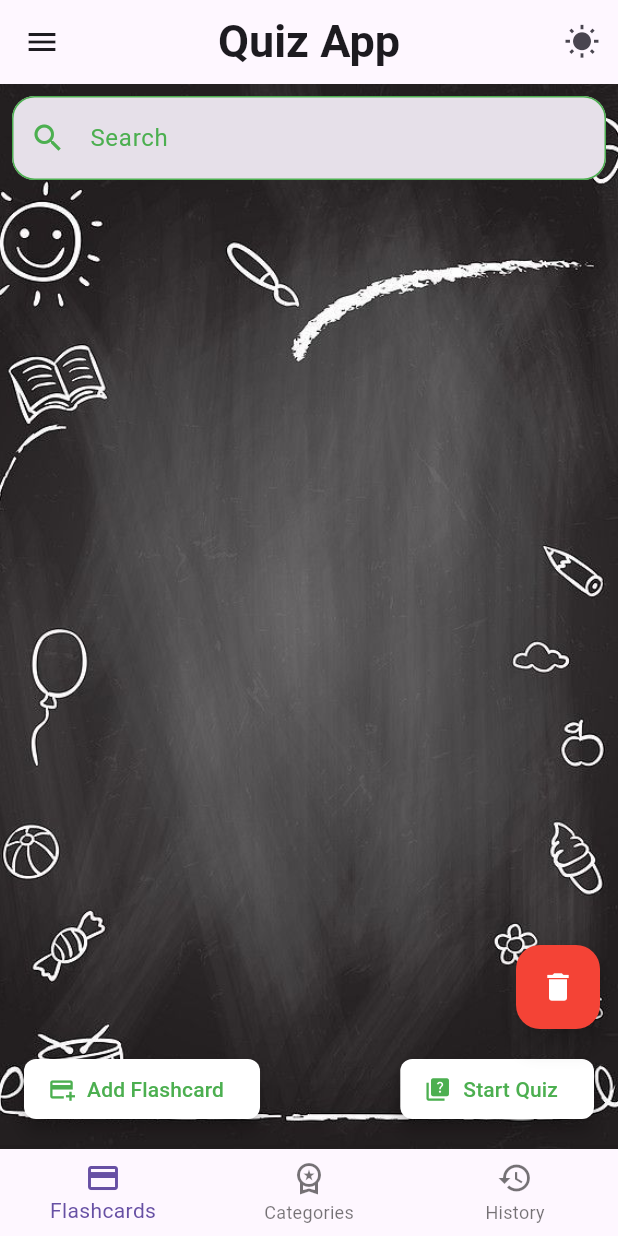
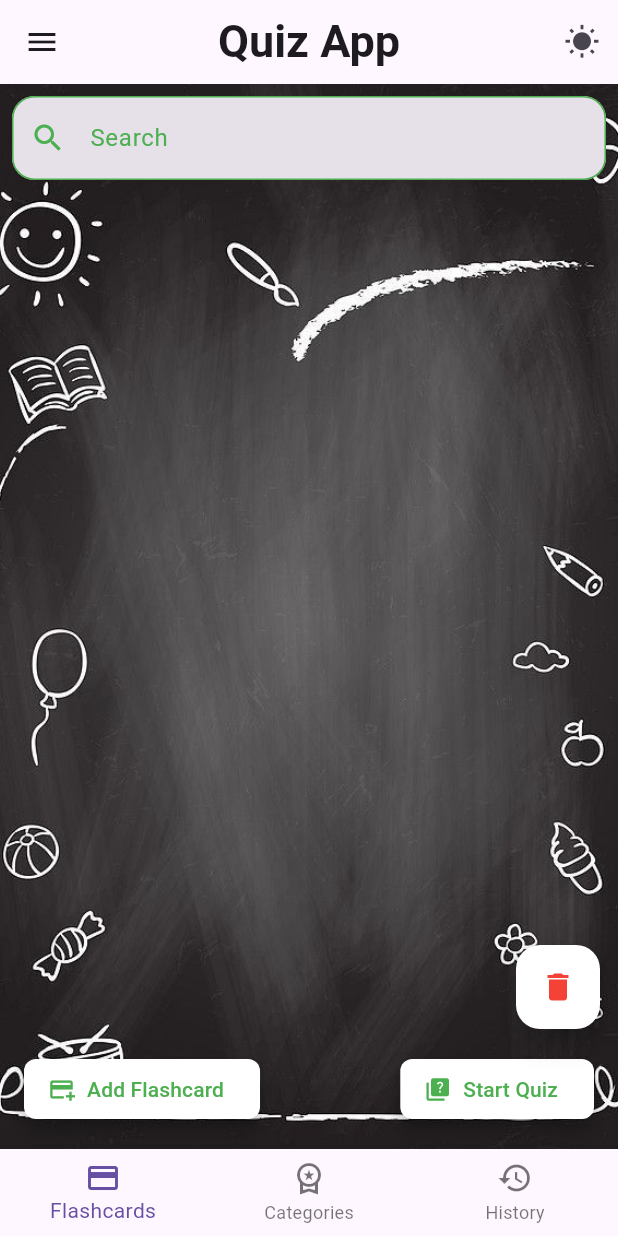
Before and after one commit to soutAhmedTayseer/CodeAlpha_Flashcard-QuizApp, a Flutter app: the screen it shows after launch, in the side drawer, after a tap on the "delete" icon, on a phone screen of 412 x 824 dp. Run offline on Flutter 3.47's test engine with Material 3 defaults, Android fonts, the phone set to English and light mode, and no system bars; our stand-ins replace animated_splash_screen, flutter_bloc, lottie, shared_preferences.

Commit message:
phase 1 flashcard categories history screens

```diff
--- a/lib/flashcards_screen.dart
+++ b/lib/flashcards_screen.dart
@@ -471,8 +471,8 @@ class _FlashcardsScreenState extends State<FlashcardsScreen> {
             right: 12,
             child: FloatingActionButton(
               onPressed: _showDeleteAllConfirmation,
-              backgroundColor: Colors.red,
-              child: const Icon(Icons.delete, color: Colors.white),
+              backgroundColor: Colors.white,
+              child: const Icon(Icons.delete, color: Colors.red),
             ),
           ),
         ],
--- a/lib/history_screen.dart
+++ b/lib/history_screen.dart
@@ -340,8 +340,8 @@ class _ResultsScreenState extends State<HistoryScreen> {
             right: 12,
             child: FloatingActionButton(
               onPressed: _showDeleteAllConfirmation,
-              backgroundColor: Colors.red,
-              child: const Icon(Icons.delete, color: Colors.white),
+              backgroundColor: Colors.white,
+              child: const Icon(Icons.delete, color: Colors.red),
             ),
           ),
         ],
```
